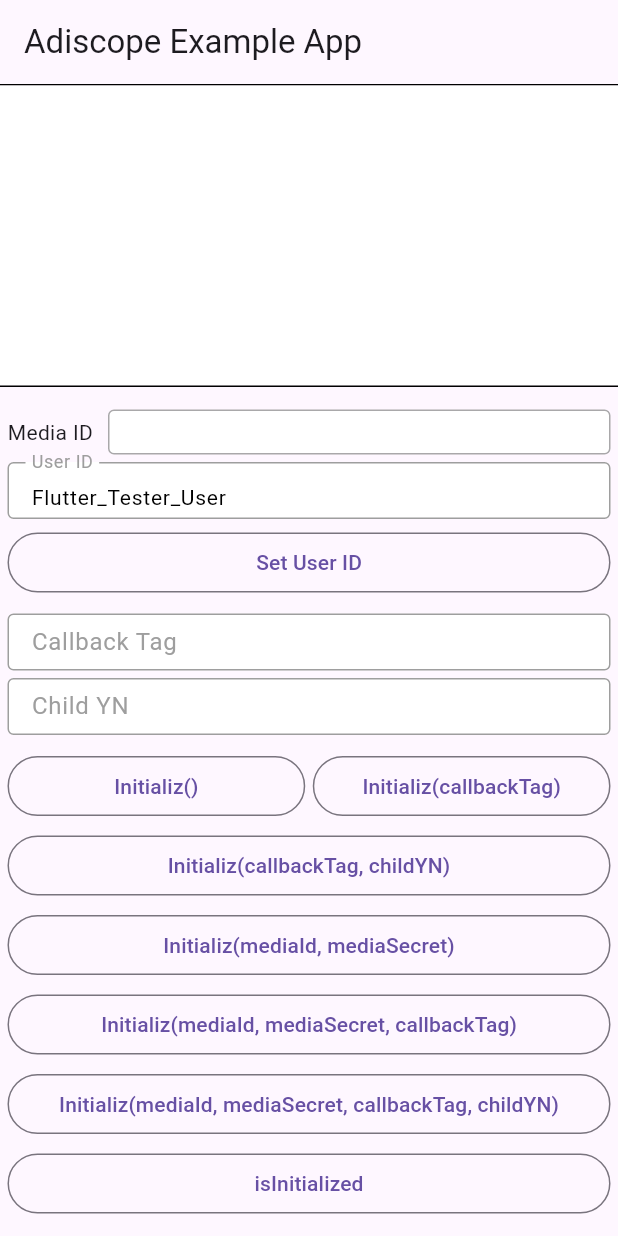
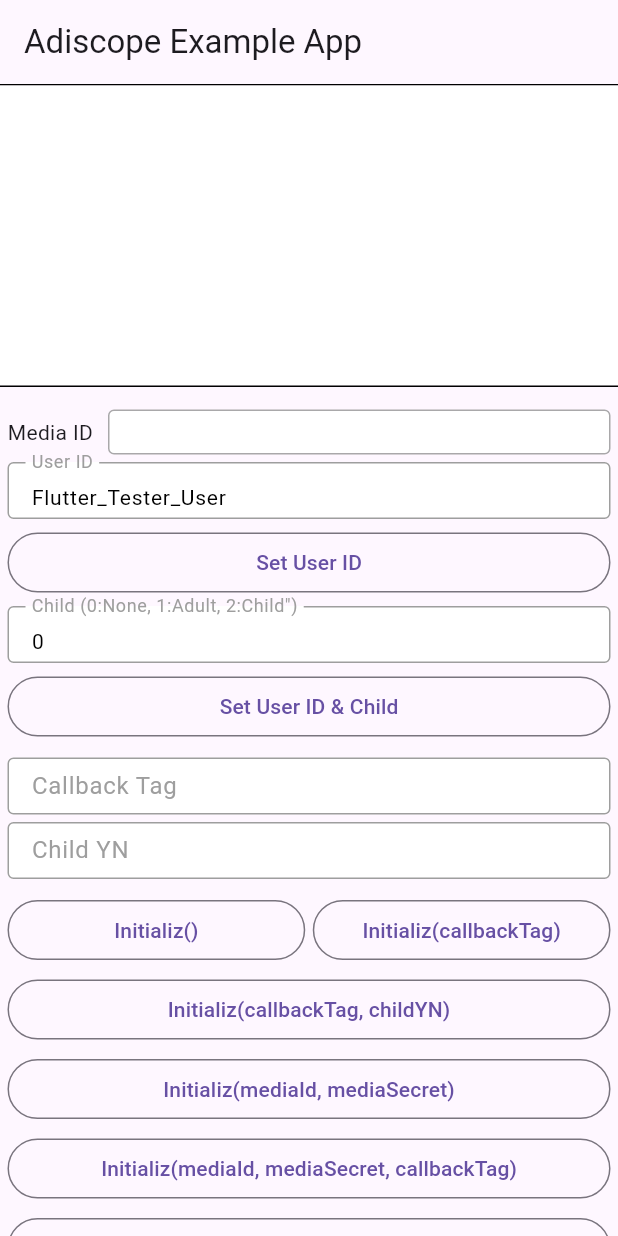
Before and after one commit to adiscope/Adiscope-Flutter-Plugin, a Flutter app: the screen it shows after launch, on a phone screen of 412 x 824 dp. Run offline on Flutter 3.47's test engine with Material 3 defaults, Android fonts, the phone set to English and light mode, and no system bars; our stand-ins replace plugin_platform_interface.

Commit message:
5.3.1 배포

```diff
--- a/example/lib/main.dart
+++ b/example/lib/main.dart
@@ -42,6 +42,7 @@ class _MyAppState extends State<MyApp> {
   final _adiscopeFlutterPlugin = AdiscopeFlutterPlugin();
   final _mediaIdController = new TextEditingController();
   final _userIdController = new TextEditingController();
+  final _childController = new TextEditingController();
   final _customdataController = new TextEditingController();
   final _callbackTagController = new TextEditingController();
   final _childYNController = new TextEditingController();
@@ -75,7 +76,6 @@ class _MyAppState extends State<MyApp> {
       mediaId = "";
       mediaSecret = "";
       offerwallId = "";
-      adEventUnitId = "";
       luckyEventAppId = "";
       luckyEventPubId = "";
       rvUnitId = "";
@@ -89,7 +89,6 @@ class _MyAppState extends State<MyApp> {
       mediaId = "";
       mediaSecret = "";
       offerwallId = "";
-      adEventUnitId = "";
       luckyEventAppId = "";
       luckyEventPubId = "";
       rvUnitId = "";
@@ -113,6 +112,7 @@ class _MyAppState extends State<MyApp> {
     _riUnitId3Controller.text = riUnitId3;
     _riUnitId4Controller.text = riUnitId4;
     _riUnitId5Controller.text = riUnitId5;
+    _childController.text = "0";
     _showWithLoadBackgroundRedController.text = "0";
     _showWithLoadBackgroundGreenController.text = "0";
     _showWithLoadBackgroundBlueController.text = "0";
@@ -287,6 +287,17 @@ class _MyAppState extends State<MyApp> {
     pushLog("Set User ID => $result / $userId");
   }
 
+  Future<void> setUserIdChild(String userId, int child) async {
+    bool result = false;
+    try {
+      result = await _adiscopeFlutterPlugin.setUserIdChild(userId, child) ?? false;
+    } on PlatformException {
+      result = false;
+    }
+    if (!mounted) return;
+    pushLog("Set User ID & Child => $result / $userId / $child");
+  }
+
   Future<void> showLuckyEvent() async {
     bool result = false;
     try {
@@ -778,6 +789,37 @@ class _MyAppState extends State<MyApp> {
                               child: Text("Set User ID")
                           ),
                         ),
+                        SizedBox( height: 5,),
+                        SizedBox(
+                          height: 38,
+                          child: TextField(
+                            controller: _childController,
+                            textAlignVertical: TextAlignVertical.center,
+                            style: const TextStyle(
+                              fontSize: 14,
+                              color: Colors.black,
+                            ),
+                            decoration: InputDecoration(
+                              fillColor: Colors.white,
+                              filled: true,
+                              labelStyle: TextStyle(color: Colors.grey),
+                              focusedBorder: OutlineInputBorder(),
+                              enabledBorder: OutlineInputBorder(borderSide: BorderSide(color: Colors.grey)),
+                              border: InputBorder.none,
+                              labelText: 'Child (0:None, 1:Adult, 2:Child")',
+                            ),
+                          ),
+                        ),
+                        SizedBox( height: 5,),
+                        Container(
+                          width: double.infinity,
+                          child: OutlinedButton(
+                              onPressed: () {
+                                setUserIdChild(_userIdController.text, int.tryParse(_childController.text) ?? 0);
+                              },
+                              child: Text("Set User ID & Child")
+                          ),
+                        ),
                         SizedBox( height: 10,),
                         SizedBox(
                           height: 38,
--- a/example/pubspec.yaml
+++ b/example/pubspec.yaml
@@ -5,7 +5,7 @@ description: "Demonstrates how to use the adiscope_flutter_plugin plugin."
 publish_to: 'none' # Remove this line if you wish to publish to pub.dev
 
 environment:
-  sdk: '>=3.3.4 <4.0.0'
+  sdk: '>=3.10.0-0 <4.0.0'
 
 # Dependencies specify other packages that your package needs in order to work.
 # To automatically upgrade your package dependencies to the latest versions
--- a/lib/adiscope_flutter_plugin.dart
+++ b/lib/adiscope_flutter_plugin.dart
@@ -22,6 +22,11 @@ class AdiscopeFlutterPlugin {
   /// User information settings
   Future<bool?> setUserId(String userId) {
     return AdiscopeFlutterPluginPlatform.instance.setUserId(userId);
+  }
+
+  /// User, Child information settings
+  Future<bool?> setUserIdChild(String userId, int child) {
+    return AdiscopeFlutterPluginPlatform.instance.setUserIdChild(userId, child);
   }
 
   /// Add Rewarded Callback
--- a/lib/adiscope_flutter_plugin_method_channel.dart
+++ b/lib/adiscope_flutter_plugin_method_channel.dart
@@ -29,6 +29,16 @@ class MethodChannelAdiscopeFlutterPlugin extends AdiscopeFlutterPluginPlatform {
   Future<bool?> setUserId(String userId) async {
     final result = await methodChannel
         .invokeMethod<bool>('setUserId', <String, dynamic>{"userId": userId});
+    return result;
+  }
+
+  @override
+  Future<bool?> setUserIdChild(String userId, int child) async {
+    final result = await methodChannel
+        .invokeMethod<bool>('setUserIdChild', <String, dynamic>{
+      "userId": userId,
+      "child": child
+    });
     return result;
   }
 
--- a/lib/adiscope_flutter_plugin_platform_interface.dart
+++ b/lib/adiscope_flutter_plugin_platform_interface.dart
@@ -9,7 +9,7 @@ abstract class AdiscopeFlutterPluginPlatform extends PlatformInterface {
   static final Object _token = Object();
 
   static AdiscopeFlutterPluginPlatform _instance =
-      MethodChannelAdiscopeFlutterPlugin();
+  MethodChannelAdiscopeFlutterPlugin();
 
   /// The default instance of [AdiscopeFlutterPluginPlatform] to use.
   ///
@@ -26,14 +26,18 @@ abstract class AdiscopeFlutterPluginPlatform extends PlatformInterface {
 
   Future<bool?> initialize(
       [String mediaId = "",
-      String mediaSecret = "",
-      String callbackTag = "",
-      String childYN = ""]) {
+        String mediaSecret = "",
+        String callbackTag = "",
+        String childYN = ""]) {
     throw UnimplementedError('initialize() has not been implemented.');
   }
 
   Future<bool?> setUserId(String userId) {
     throw UnimplementedError('setUserId() has not been implemented.');
+  }
+
+  Future<bool?> setUserIdChild(String userId, int child) {
+    throw UnimplementedError('setUserIdChild() has not been implemented.');
   }
 
   Future<bool?> setRewardedCheckParam(String param) {
--- a/pubspec.yaml
+++ b/pubspec.yaml
@@ -1,6 +1,6 @@
 name: adiscope_flutter_plugin
 description: "We provide a plugin so that you can integrate adiscope while developing with Flutter."
-version: 5.2.6
+version: 5.3.1
 homepage: https://github.com/adiscope/Adiscope-Flutter-Plugin
 
 environment:
```
Also changed, not shown: example/pubspec.lock, 9 other files. Lines whose indentation alone changed are shown as unchanged.
